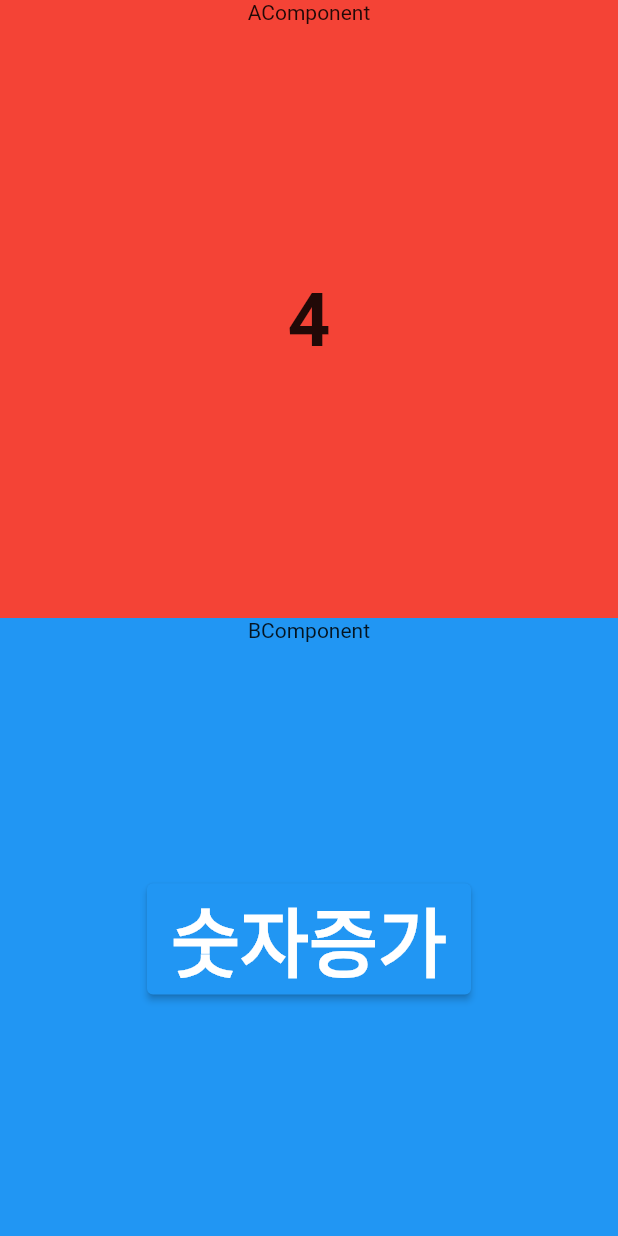
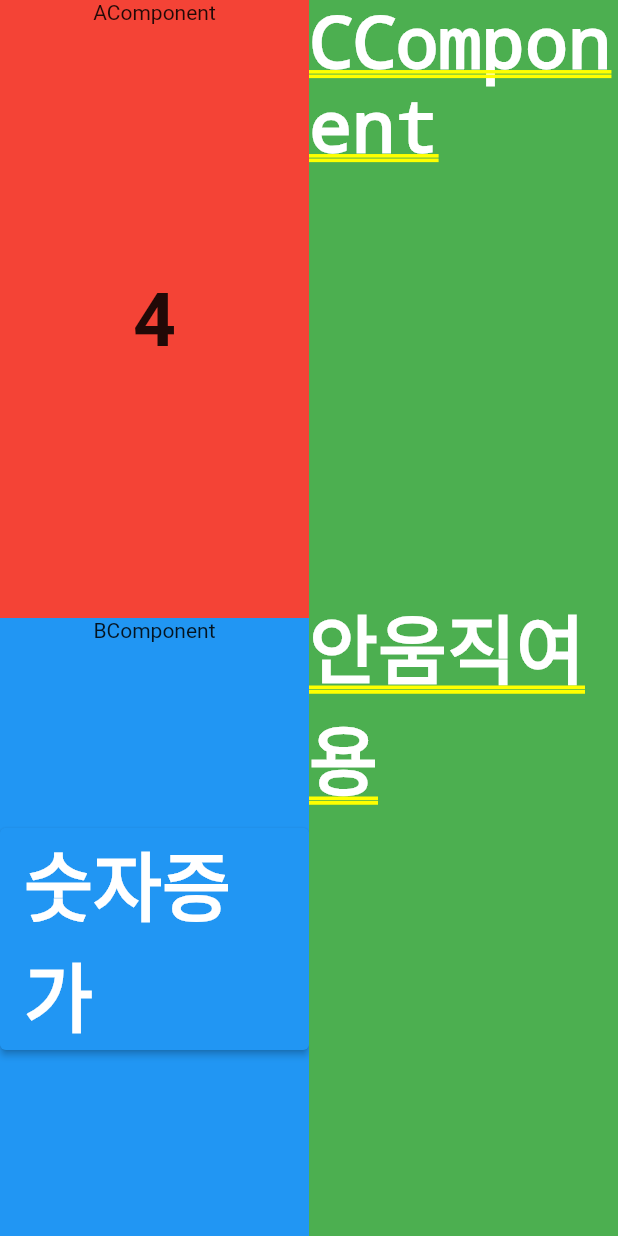
Before and after one commit to jinsa004/flutter_state, a Flutter app: the screen it shows after launch, after a tap on "숫자증가", on a phone screen of 412 x 824 dp. Run offline on Flutter 3.47's test engine with Material 2 defaults, Android fonts, the phone set to English and light mode, and no system bars.

Commit message:
테스트 해결완료

```diff
--- a/lib/main.dart
+++ b/lib/main.dart
@@ -10,7 +10,12 @@ class MyApp extends StatelessWidget {
   @override
   Widget build(BuildContext context) {
     return MaterialApp(
-      home: HomePage(),
+      home: Row(
+        children: [
+          Expanded(child: HomePage()),
+          Expanded(child: CComponent()),
+        ],
+      ),
     );
   }
 }
@@ -39,9 +44,11 @@ class _HomePageState extends State<HomePage> {
         crossAxisAlignment: CrossAxisAlignment.stretch,
         children: [
           Expanded(child: AComponent(num)),
-          Expanded(child: BComponent((n) {
-            increase(n);
-          })), // increase 메서드를 실행이 아닌 전달하기 때문에() 안씀
+          Expanded(
+            child: BComponent((n) {
+              increase(n); // increase 메서드를 실행이 아닌 전달하기 때문에() 안씀
+            }),
+          ), // increase 메서드를 실행이 아닌 전달하기 때문에() 안씀
         ],
       ),
     );
@@ -112,11 +119,19 @@ class CComponent extends StatelessWidget {
       color: Colors.green,
       child: Column(
         children: [
-          Text("CComponent"),
+          Text(
+            "CComponent",
+            style: TextStyle(
+              color: Colors.white,
+            ),
+          ),
           Expanded(
             child: Align(
               child: Text("안움직여용",
-                  style: TextStyle(fontSize: 50, fontWeight: FontWeight.bold)),
+                  style: TextStyle(
+                      color: Colors.white,
+                      fontSize: 50,
+                      fontWeight: FontWeight.bold)),
             ),
           ),
         ],
```
